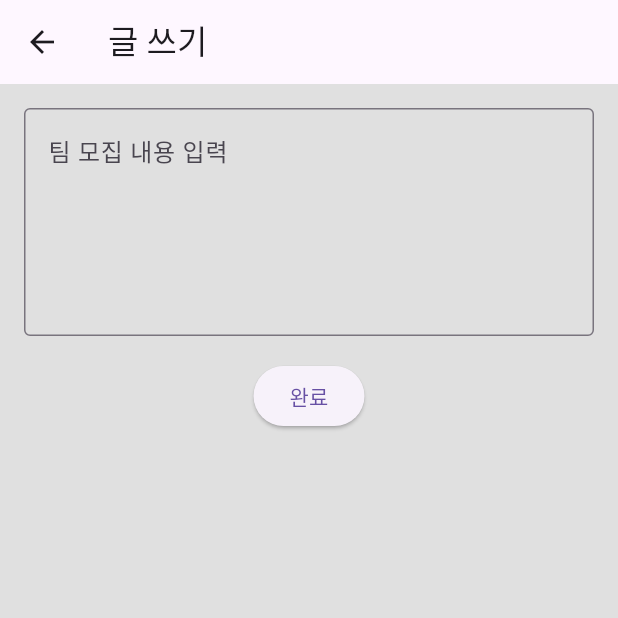
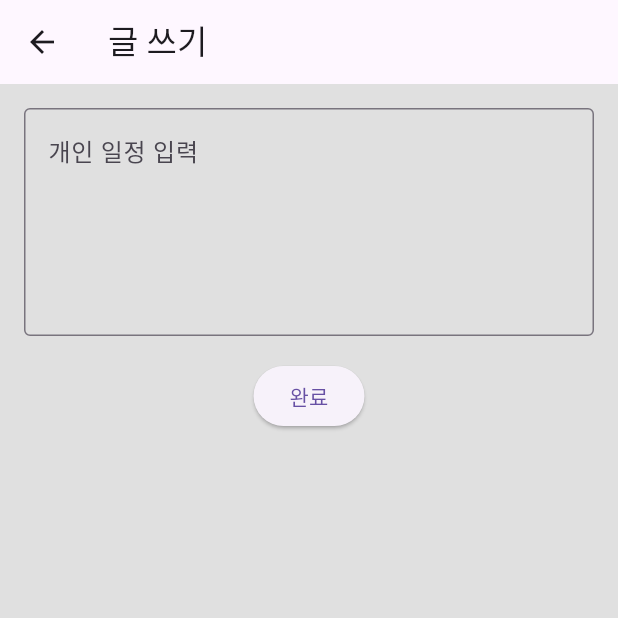
Before and after one commit to smu-flutter-project/smu_sports_matching, a Flutter app: the MeetScreen screen opened directly, tab 2 chosen, after a tap on the "edit" icon, on a phone screen of 412 x 824 dp, the top half of it. Run offline on Flutter 3.47's test engine with Material 3 defaults, Android fonts, the phone set to English and light mode, and no system bars; our stand-ins replace firebase_core, go_router, google_maps_flutter, table_calendar; accounts and stored records are empty.

Commit message:
게시판별 업로드 작업 완료

```diff
--- a/lib/screen/components/write_screen.dart
+++ b/lib/screen/components/write_screen.dart
@@ -1,9 +1,28 @@
 import 'package:flutter/material.dart';
 
+// 글쓰기 화면
+class WriteScreen extends StatefulWidget {
+  const WriteScreen({
+    Key? key,
+    required this.onSave,
+    required this.isTeamTab,
+  }) : super(key: key);
 
-// 글쓰기 화면
-class WriteScreen extends StatelessWidget {
-  const WriteScreen({Key? key}) : super(key: key);
+  final Function(String title, String subtitle, bool isTeamTab) onSave;
+  final bool isTeamTab;
+
+  @override
+  State<WriteScreen> createState() => _WriteScreenState();
+}
+
+class _WriteScreenState extends State<WriteScreen> {
+  final TextEditingController _textController = TextEditingController();
+
+  @override
+  void dispose() {
+    _textController.dispose();
+    super.dispose();
+  }
 
   @override
   Widget build(BuildContext context) {
@@ -15,18 +34,25 @@ class WriteScreen extends StatelessWidget {
         padding: const EdgeInsets.all(16.0),
         child: Column(
           children: [
-            const TextField(
+            TextField(
+              controller: _textController,
               maxLines: 5,
               decoration: InputDecoration(
-                hintText: '팀 모집 내용 입력',
-                border: OutlineInputBorder(),
+                hintText: widget.isTeamTab ? '팀 모집 내용 입력' : '개인 일정 입력',
+                border: const OutlineInputBorder(),
               ),
             ),
             const SizedBox(height: 16.0),
             ElevatedButton(
               onPressed: () {
-                // 글쓰기 저장 로직 구현
-                Navigator.pop(context);
+                if (_textController.text.isNotEmpty) {
+                  widget.onSave(
+                    _textController.text,
+                    widget.isTeamTab ? '새로운 팀 모집' : '새로운 개인 일정',
+                    widget.isTeamTab,
+                  );
+                  Navigator.pop(context);
+                }
               },
               child: const Text('완료'),
             ),
--- a/lib/screen/meet_screen.dart
+++ b/lib/screen/meet_screen.dart
@@ -9,8 +9,17 @@ class MeetScreen extends StatefulWidget {
   State<MeetScreen> createState() => _MeetScreenState();
 }
 
-class _MeetScreenState extends State<MeetScreen> with SingleTickerProviderStateMixin {
+class _MeetScreenState extends State<MeetScreen>
+    with SingleTickerProviderStateMixin {
   late TabController _tabController;
+  List<Map<String, String>> _teamMeetings = [
+    {'title': '11시 축구할 사람', 'subtitle': '축구 모임'},
+    {'title': '게시판 제목', 'subtitle': '팀별 프로젝트'},
+  ];
+  List<Map<String, String>> _individualMeetings = [
+    {'title': '11/11 14시 현용찬 회의', 'subtitle': '회의 및 개인 프로젝트'},
+    {'title': '11/20 16시 개인 회의', 'subtitle': '프로젝트 회의'},
+  ];
 
   @override
   void initState() {
@@ -24,11 +33,21 @@ class _MeetScreenState extends State<MeetScreen> with SingleTickerProviderStateM
     super.dispose();
   }
 
+  void _addMeeting(String title, String subtitle, bool isTeamTab) {
+    setState(() {
+      if (isTeamTab) {
+        _teamMeetings.add({'title': title, 'subtitle': subtitle});
+      } else {
+        _individualMeetings.add({'title': title, 'subtitle': subtitle});
+      }
+    });
+  }
+
   @override
   Widget build(BuildContext context) {
     return Scaffold(
       appBar: AppBar(
-        title: Text('모임'),
+        title: const Text('모임'),
         bottom: TabBar(
           controller: _tabController,
           tabs: const [
@@ -37,13 +56,16 @@ class _MeetScreenState extends State<MeetScreen> with SingleTickerProviderStateM
           ],
         ),
         actions: [
-          IconButton( // 글쓰기 버튼
+          IconButton(
             icon: const Icon(Icons.edit),
             onPressed: () {
               Navigator.push(
                 context,
-                MaterialPageRoute(  // 글쓰기 화면으로 전환
-                  builder: (context) => const WriteScreen(),
+                MaterialPageRoute(
+                  builder: (context) => WriteScreen(
+                    isTeamTab: _tabController.index == 0,
+                    onSave: _addMeeting,
+                  ),
                 ),
               );
             },
@@ -53,9 +75,7 @@ class _MeetScreenState extends State<MeetScreen> with SingleTickerProviderStateM
       body: TabBarView(
         controller: _tabController,
         children: [
-          // 팀 화면
           _buildTeamTab(),
-          // 개인 화면
           _buildIndividualTab(),
         ],
       ),
@@ -63,26 +83,24 @@ class _MeetScreenState extends State<MeetScreen> with SingleTickerProviderStateM
   }
 
   Widget _buildTeamTab() {
-    return ListView(
+    return ListView.builder(
       padding: const EdgeInsets.all(16.0),
-      children: [
-        _buildMeetingCard('11시 축구할 사람', '축구 모임'),
-        _buildMeetingCard('게시판 제목', '팀별 프로젝트'),
-        _buildMeetingCard('게시판 제목', '워크샵 팀 구성'),
-        _buildMeetingCard('게시판 제목', '운동 그룹 모집'),
-      ],
+      itemCount: _teamMeetings.length,
+      itemBuilder: (context, index) {
+        final meeting = _teamMeetings[index];
+        return _buildMeetingCard(meeting['title']!, meeting['subtitle']!);
+      },
     );
   }
 
   Widget _buildIndividualTab() {
-    return ListView(
+    return ListView.builder(
       padding: const EdgeInsets.all(16.0),
-      children: [
-        _buildMeetingCard('11/11 14시 현용찬 회의', '회의 및 개인 프로젝트'),
-        _buildMeetingCard('11/20 16시 개인 회의', '프로젝트 회의'),
-        _buildMeetingCard('12/01 13시 개인 PT', 'PT 세션 예약'),
-        _buildMeetingCard('12/05 10시 자율 회의', '개인 일정 관리'),
-      ],
+      itemCount: _individualMeetings.length,
+      itemBuilder: (context, index) {
+        final meeting = _individualMeetings[index];
+        return _buildMeetingCard(meeting['title']!, meeting['subtitle']!);
+      },
     );
   }
 
@@ -96,7 +114,7 @@ class _MeetScreenState extends State<MeetScreen> with SingleTickerProviderStateM
         onTap: () {
           Navigator.push(
             context,
-            MaterialPageRoute( // 채팅 화면으로 이동
+            MaterialPageRoute(
               builder: (context) => const ChatScreen(),
             ),
           );
```
